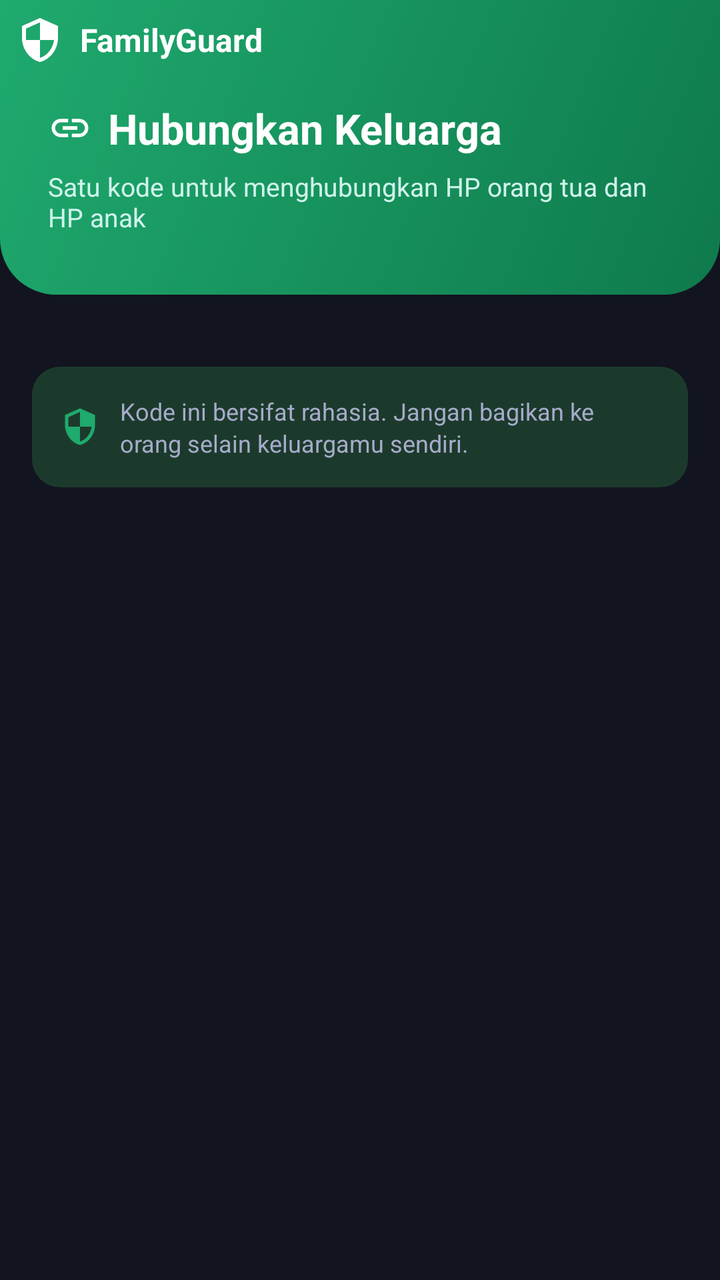
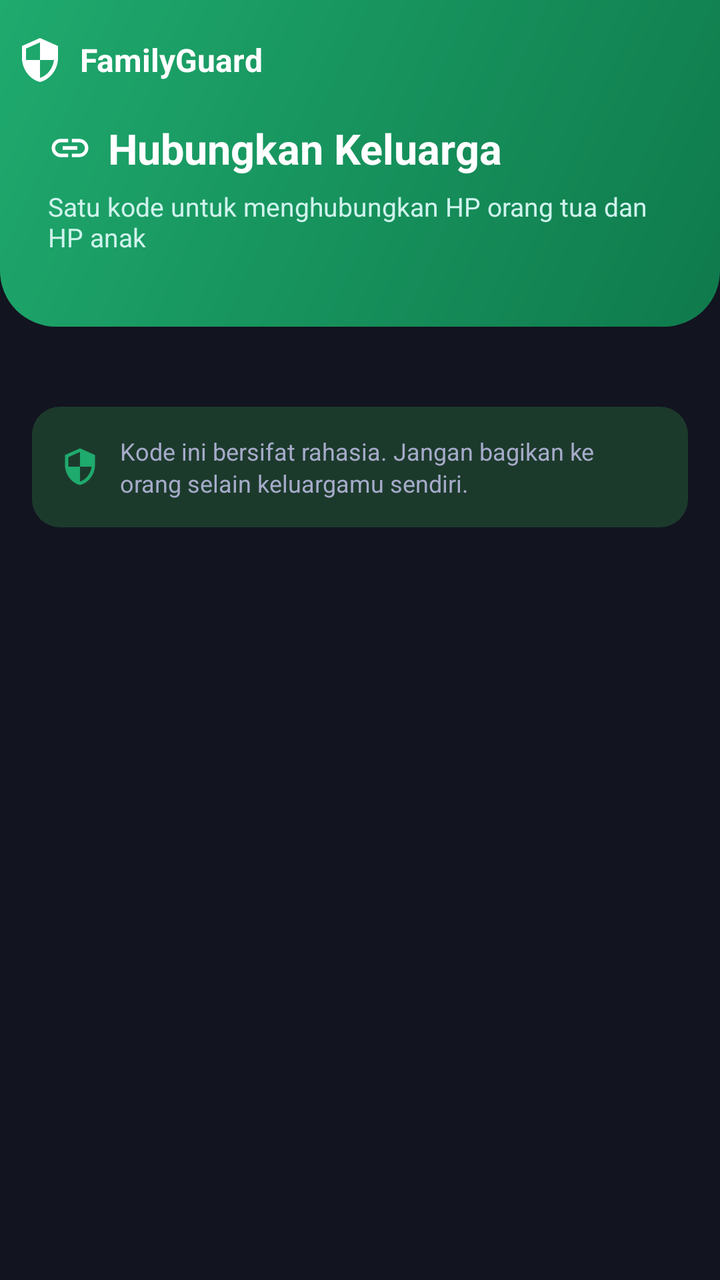

Screens rendered from an Android XML layout before and after an edit, with the pre-edit source and the edit as a unified diff.
<!-- AndroidManifest.xml: activity theme Theme.FamilyGuard.Plain -->
<!-- res/layout/activity_family_code.xml -->
<?xml version="1.0" encoding="utf-8"?>
<ScrollView xmlns:android="http://schemas.android.com/apk/res/android"
    xmlns:app="http://schemas.android.com/apk/res-auto"
    android:layout_width="match_parent"
    android:layout_height="match_parent"
    android:background="@color/dash_bg"
    android:fillViewport="true">

    <LinearLayout
        android:layout_width="match_parent"
        android:layout_height="wrap_content"
        android:orientation="vertical"
        android:paddingBottom="28dp">

        <LinearLayout
            android:id="@+id/headerFamilyCode"
            android:layout_width="match_parent"
            android:layout_height="wrap_content"
            android:orientation="vertical"
            android:background="@drawable/bg_child_hero"
            android:paddingBottom="30dp">

            <LinearLayout
                android:layout_width="match_parent"
                android:layout_height="wrap_content"
                android:gravity="center_vertical"
                android:orientation="horizontal"
                android:paddingStart="4dp"
                android:paddingEnd="20dp"
                android:paddingTop="8dp">

                <ImageView
                    android:id="@+id/btnBackToDashboardChild"
                    android:layout_width="40dp"
                    android:layout_height="40dp"
                    android:layout_margin="4dp"
                    android:padding="8dp"
                    android:src="@drawable/ic_chevron_right"
                    android:rotation="180"
                    android:contentDescription="Kembali ke Menu"
                    android:visibility="gone"
                    android:clickable="true"
                    android:focusable="true"
                    android:background="?attr/selectableItemBackgroundBorderless"
                    app:tint="@color/dash_white" />

                <TextView
                    android:layout_width="0dp"
                    android:layout_height="wrap_content"
                    android:layout_weight="1"
                    android:layout_marginStart="4dp"
                    android:text="FamilyGuard"
                    android:textColor="@color/dash_white"
                    android:textSize="16sp"
                    android:textStyle="bold"
                    android:drawableStart="@drawable/ic_shield"
                    android:drawableTint="@color/dash_white"
                    android:drawablePadding="8dp"
                    android:gravity="center_vertical" />
            </LinearLayout>

            <LinearLayout
                android:layout_width="wrap_content"
                android:layout_height="wrap_content"
                android:layout_marginStart="24dp"
                android:layout_marginTop="18dp"
                android:gravity="center_vertical"
                android:orientation="horizontal">

                <ImageView
                    android:layout_width="22dp"
                    android:layout_height="22dp"
                    android:src="@drawable/ic_link"
                    app:tint="@color/dash_white"
                    android:contentDescription="Hubungkan Keluarga" />

                <TextView
                    android:layout_width="wrap_content"
                    android:layout_height="wrap_content"
                    android:layout_marginStart="8dp"
                    android:text="Hubungkan Keluarga"
                    android:textColor="@color/dash_white"
                    android:textSize="21sp"
                    android:textStyle="bold" />
            </LinearLayout>

            <TextView
                android:layout_width="wrap_content"
                android:layout_height="wrap_content"
                android:layout_marginStart="24dp"
                android:layout_marginTop="6dp"
                android:layout_marginEnd="24dp"
                android:text="Satu kode untuk menghubungkan HP orang tua dan HP anak"
                android:textColor="@color/dash_child_text_soft"
                android:textSize="13sp" />
        </LinearLayout>

        <LinearLayout
            android:layout_width="match_parent"
            android:layout_height="wrap_content"
            android:orientation="vertical"
            android:paddingStart="16dp"
            android:paddingEnd="16dp"
            android:paddingTop="20dp">

            <androidx.cardview.widget.CardView
                android:id="@+id/cardParent"
                android:layout_width="match_parent"
                android:layout_height="wrap_content"
                android:layout_marginBottom="16dp"
                android:visibility="gone"
                app:cardCornerRadius="18dp"
                app:cardElevation="4dp"
                app:cardBackgroundColor="@color/dash_surface">

                <LinearLayout
                    android:layout_width="match_parent"
                    android:layout_height="wrap_content"
                    android:orientation="vertical"
                    android:padding="24dp">

                    <TextView
                        android:layout_width="wrap_content"
                        android:layout_height="wrap_content"
                        android:text="Kode Keluarga Anda"
                        android:textColor="@color/dash_text_primary"
                        android:textSize="16sp"
                        android:textStyle="bold"
                        android:drawableStart="@drawable/ic_phone"
                        android:drawableTint="@color/dash_text_primary"
                        android:drawablePadding="6dp"
                        android:gravity="center_vertical" />

                    <TextView
                        android:layout_width="wrap_content"
                        android:layout_height="wrap_content"
                        android:layout_marginTop="4dp"
                        android:layout_marginBottom="20dp"
                        android:text="Bagikan kode ini ke HP anak"
                        android:textColor="@color/dash_text_secondary"
                        android:textSize="13sp" />

                    <TextView
                        android:id="@+id/tvFamilyCode"
                        android:layout_width="match_parent"
                        android:layout_height="wrap_content"
                        android:layout_marginBottom="20dp"
                        android:background="@drawable/bg_dialog_input"
                        android:gravity="center"
                        android:padding="20dp"
                        android:text="ABC-123"
                        android:textColor="@color/dash_primary"
                        android:textSize="36sp"
                        android:textStyle="bold"
                        android:letterSpacing="0.08" />

                    <LinearLayout
                        android:layout_width="match_parent"
                        android:layout_height="wrap_content"
                        android:orientation="horizontal">

                        <Button
                            android:id="@+id/btnCopyCode"
                            style="@style/Widget.MaterialComponents.Button.OutlinedButton"
                            android:layout_width="0dp"
                            android:layout_height="wrap_content"
                            android:layout_marginEnd="8dp"
                            android:layout_weight="1"
                            android:text="Salin"
                            app:icon="@drawable/ic_copy"
                            app:iconTint="@color/dash_primary" />

                        <Button
                            android:id="@+id/btnShareCode"
                            style="@style/Widget.MaterialComponents.Button.OutlinedButton"
                            android:layout_width="0dp"
                            android:layout_height="wrap_content"
                            android:layout_weight="1"
                            android:text="Bagikan"
                            app:icon="@drawable/ic_share"
                            app:iconTint="@color/dash_primary" />
                    </LinearLayout>

                    <Button
                        android:id="@+id/btnParentDone"
                        android:layout_width="match_parent"
                        android:layout_height="52dp"
                        android:layout_marginTop="16dp"
                        android:backgroundTint="@color/dash_primary"
                        android:text="Lanjutkan"
                        android:textAllCaps="false"
                        android:textColor="@color/dash_white"
                        app:cornerRadius="12dp" />
                </LinearLayout>
            </androidx.cardview.widget.CardView>

            <androidx.cardview.widget.CardView
                android:id="@+id/cardChild"
                android:layout_width="match_parent"
                android:layout_height="wrap_content"
                android:visibility="gone"
                app:cardCornerRadius="18dp"
                app:cardElevation="4dp"
                app:cardBackgroundColor="@color/dash_surface">

                <LinearLayout
                    android:layout_width="match_parent"
                    android:layout_height="wrap_content"
                    android:orientation="vertical"
                    android:padding="24dp">

                    <LinearLayout
                        android:layout_width="wrap_content"
                        android:layout_height="wrap_content"
                        android:gravity="center_vertical"
                        android:orientation="horizontal">

                        <FrameLayout
                            android:layout_width="44dp"
                            android:layout_height="44dp"
                            android:background="@drawable/bg_member_avatar_child">
                            <ImageView
                                android:layout_width="22dp"
                                android:layout_height="22dp"
                                android:layout_gravity="center"
                                android:src="@drawable/ic_key"
                                app:tint="@color/dash_child_primary"
                                android:contentDescription="Kode Keluarga" />
                        </FrameLayout>

                        <LinearLayout
                            android:layout_width="wrap_content"
                            android:layout_height="wrap_content"
                            android:layout_marginStart="12dp"
                            android:orientation="vertical">

                            <TextView
                                android:layout_width="wrap_content"
                                android:layout_height="wrap_content"
                                android:text="Masukkan Kode Keluarga"
                                android:textColor="@color/dash_text_primary"
                                android:textSize="16sp"
                                android:textStyle="bold" />

                            <TextView
                                android:layout_width="wrap_content"
                                android:layout_height="wrap_content"
                                android:text="Minta kode dari HP orang tua"
                                android:textColor="@color/dash_text_secondary"
                                android:textSize="13sp" />
                        </LinearLayout>
                    </LinearLayout>

                    <com.google.android.material.textfield.TextInputLayout
                        android:layout_width="match_parent"
                        android:layout_height="wrap_content"
                        android:layout_marginTop="24dp"
                        android:layout_marginBottom="20dp"
                        app:boxStrokeColor="@color/dash_child_primary"
                        app:hintTextColor="@color/dash_child_primary"
                        style="@style/Widget.MaterialComponents.TextInputLayout.OutlinedBox">

                        <com.google.android.material.textfield.TextInputEditText
                            android:id="@+id/etFamilyCode"
                            android:layout_width="match_parent"
                            android:layout_height="wrap_content"
                            android:gravity="center"
                            android:hint="ABC-123"
                            android:inputType="textCapCharacters"
                            android:maxLength="7"
                            android:textColor="@color/dash_text_primary"
                            android:textSize="28sp"
                            android:letterSpacing="0.08" />
                    </com.google.android.material.textfield.TextInputLayout>

                    <Button
                        android:id="@+id/btnConnect"
                        android:layout_width="match_parent"
                        android:layout_height="52dp"
                        android:backgroundTint="@color/dash_child_primary"
                        android:text="Hubungkan"
                        android:textAllCaps="false"
                        android:textColor="@color/dash_white"
                        app:cornerRadius="12dp" />
                </LinearLayout>
            </androidx.cardview.widget.CardView>

            <LinearLayout
                android:layout_width="match_parent"
                android:layout_height="wrap_content"
                android:layout_marginTop="16dp"
                android:gravity="center_vertical"
                android:orientation="horizontal"
                android:background="@drawable/bg_child_footer_note"
                android:padding="14dp">

                <ImageView
                    android:layout_width="20dp"
                    android:layout_height="20dp"
                    android:src="@drawable/ic_shield"
                    app:tint="@color/dash_child_primary"
                    android:contentDescription="Info" />

                <TextView
                    android:layout_width="0dp"
                    android:layout_height="wrap_content"
                    android:layout_weight="1"
                    android:layout_marginStart="10dp"
                    android:text="Kode ini bersifat rahasia. Jangan bagikan ke orang selain keluargamu sendiri."
                    android:textColor="@color/dash_text_secondary"
                    android:textSize="12sp"
                    android:lineSpacingExtra="2dp" />
            </LinearLayout>

        </LinearLayout>
    </LinearLayout>
</ScrollView>
<!-- resources referenced by this layout -->
<resources>
  <color name="dash_bg">#121420</color>
  <color name="dash_child_primary">#1FAA6E</color>
  <color name="dash_child_text_soft">#CFF3EC</color>
  <color name="dash_primary">#3348E8</color>
  <color name="dash_surface">#1C1F2E</color>
  <color name="dash_text_primary">#F1F2FA</color>
  <color name="dash_text_secondary">#A6ABC9</color>
  <color name="dash_white">#FFFFFF</color>
  <!-- drawable bg_child_footer_note (drawable) -->
  <?xml version="1.0" encoding="utf-8"?>
  <shape xmlns:android="http://schemas.android.com/apk/res/android"
      android:shape="rectangle">
      <solid android:color="@color/dash_child_primary_soft" />
      <corners android:radius="14dp" />
  </shape>
  <!-- drawable bg_child_hero (drawable) -->
  <?xml version="1.0" encoding="utf-8"?>
  <shape xmlns:android="http://schemas.android.com/apk/res/android"
      android:shape="rectangle">
      <gradient
          android:type="linear"
          android:angle="315"
          android:startColor="@color/dash_child_primary"
          android:endColor="@color/dash_child_primary_dark" />
      <corners
          android:bottomLeftRadius="28dp"
          android:bottomRightRadius="28dp" />
  </shape>
  <!-- drawable bg_dialog_input (drawable) -->
  <?xml version="1.0" encoding="utf-8"?>
  <shape xmlns:android="http://schemas.android.com/apk/res/android"
      android:shape="rectangle">
      <solid android:color="@color/dash_bg" />
      <corners android:radius="10dp" />
      <stroke
          android:width="1dp"
          android:color="@color/dash_divider" />
  </shape>
  <!-- drawable bg_member_avatar_child (drawable) -->
  <?xml version="1.0" encoding="utf-8"?>
  <shape xmlns:android="http://schemas.android.com/apk/res/android"
      android:shape="oval">
      <solid android:color="@color/dash_child_primary_soft" />
  </shape>
  <!-- drawable ic_chevron_right (drawable) -->
  <?xml version="1.0" encoding="utf-8"?>
  <vector xmlns:android="http://schemas.android.com/apk/res/android"
      android:width="24dp"
      android:height="24dp"
      android:viewportWidth="24"
      android:viewportHeight="24">
      <path
          android:fillColor="#9E9E9E"
          android:pathData="M8.59,16.59L13.17,12L8.59,7.41L10,6l6,6l-6,6z"/>
  </vector>
  <!-- drawable ic_copy (drawable) -->
  <?xml version="1.0" encoding="utf-8"?>
  <vector xmlns:android="http://schemas.android.com/apk/res/android"
      android:width="24dp"
      android:height="24dp"
      android:viewportWidth="24"
      android:viewportHeight="24">
      <path
          android:fillColor="#000000"
          android:pathData="M16,1H4C2.9,1 2,1.9 2,3v14h2V3h12V1zM19,5H8C6.9,5 6,5.9 6,7v14c0,1.1 0.9,2 2,2h11c1.1,0 2,-0.9 2,-2V7C21,5.9 20.1,5 19,5zM19,21H8V7h11V21z"/>
  </vector>
  <!-- drawable ic_key (drawable) -->
  <vector xmlns:android="http://schemas.android.com/apk/res/android"
      android:width="24dp" android:height="24dp" android:viewportWidth="24" android:viewportHeight="24">
      <path android:fillColor="#000000" android:pathData="M12.65,10C11.83,7.67 9.61,6 7,6c-3.31,0 -6,2.69 -6,6s2.69,6 6,6c2.61,0 4.83,-1.67 5.65,-4H17v4h4v-4h2v-4H12.65zM7,14c-1.1,0 -2,-0.9 -2,-2s0.9,-2 2,-2 2,0.9 2,2 -0.9,2 -2,2z"/>
  </vector>
  <!-- drawable ic_shield (drawable) -->
  <vector xmlns:android="http://schemas.android.com/apk/res/android"
      android:width="24dp" android:height="24dp" android:viewportWidth="24" android:viewportHeight="24">
      <path android:fillColor="#000000" android:pathData="M12,1L3,5v6c0,5.55 3.84,10.74 9,12 5.16,-1.26 9,-6.45 9,-12L21,5l-9,-4zM12,11.99h7c-0.53,4.12 -3.28,7.79 -7,8.94L12,11.99L5,11.99L5,6.3l7,-3.11v8.8z"/>
  </vector>
  <color name="dash_child_primary_soft">#1C3A2C</color>
  <color name="dash_child_primary_dark">#0F7A4C</color>
  <color name="dash_divider">#2B2E40</color>
  <color name="dash_primary_dark">#1E2A9E</color>
  <!-- unchanged entries left out for length: 4 -->
</resources>

<!-- the commit's change to res/layout/activity_family_code.xml (unified diff, before → after) -->
@@ -18,7 +18,7 @@
             android:layout_height="wrap_content"
             android:orientation="vertical"
             android:background="@drawable/bg_child_hero"
-            android:paddingBottom="30dp">
+            android:paddingBottom="36dp">
 
             <LinearLayout
                 android:layout_width="match_parent"
@@ -27,7 +27,7 @@
                 android:orientation="horizontal"
                 android:paddingStart="4dp"
                 android:paddingEnd="20dp"
-                android:paddingTop="8dp">
+                android:paddingTop="18dp">
 
                 <ImageView
                     android:id="@+id/btnBackToDashboardChild"
@@ -101,7 +101,7 @@
             android:orientation="vertical"
             android:paddingStart="16dp"
             android:paddingEnd="16dp"
-            android:paddingTop="20dp">
+            android:paddingTop="24dp">
 
             <androidx.cardview.widget.CardView
                 android:id="@+id/cardParent"
